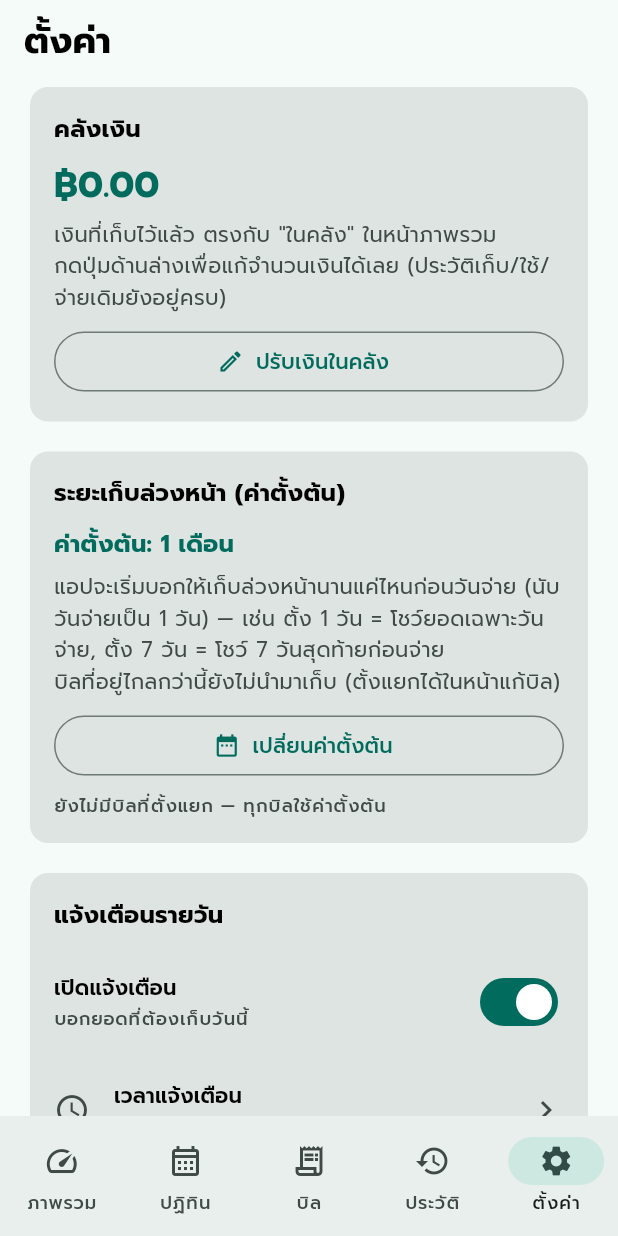
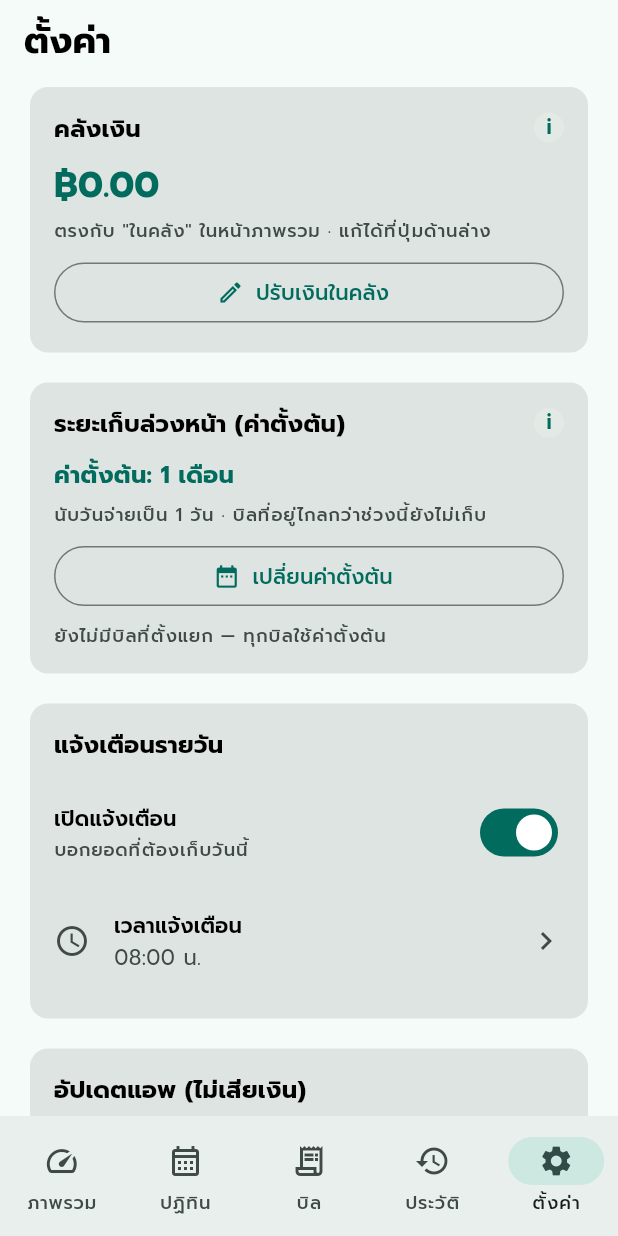
Before and after one commit to NitiphonC/billander, a Flutter app: the screen it shows after launch, item 5 of the bottom bar chosen, on a phone screen of 412 x 824 dp. Run offline on Flutter 3.47's test engine with Material 3 defaults, Android fonts, the phone set to English and light mode, and no system bars; our stand-ins replace flutter_local_notifications, package_info_plus, shared_preferences, sqflite, timezone; accounts and stored records are empty.

Commit message:
ux: move long explanations into compact info dialogs (v0.1.20)

```diff
--- a/docs/version.json
+++ b/docs/version.json
@@ -1 +1 @@
-{"app_name":"billandar","version":"0.1.19","build_number":"20","package_name":"billandar"}
+{"app_name":"billandar","version":"0.1.20","build_number":"21","package_name":"billandar"}
--- a/lib/ui/settings_screen.dart
+++ b/lib/ui/settings_screen.dart
@@ -7,6 +7,7 @@ import '../models/bill.dart';
 import '../state/app_state.dart';
 import 'design_system.dart';
 import 'widgets/common.dart';
+import 'widgets/info_button.dart';
 
 class SettingsScreen extends StatelessWidget {
   const SettingsScreen({super.key, required this.state});
@@ -56,6 +57,14 @@ class SettingsScreen extends StatelessWidget {
           const SizedBox(height: AppSpace.md),
           SectionCard(
             title: 'คลังเงิน',
+            action: const AppInfoButton(
+              title: 'คลังเงินคืออะไร',
+              body: 'เงินที่คุณเก็บไว้แล้ว ตรงกับคำว่า "ในคลัง" ในหน้าภาพรวม\n\n'
+                  'แอปจะนำเงินนี้ไปหักบิลที่ใกล้กำหนดที่สุดก่อน '
+                  'ส่วนที่ยังไม่พอจะกลายเป็นยอดที่ต้องเก็บเพิ่ม\n\n'
+                  'กด "ปรับเงินในคลัง" เพื่อแก้จำนวนได้โดยตรง '
+                  'ประวัติการเก็บ/ใช้/จ่ายเดิมยังอยู่ครบทุกรายการ',
+            ),
             child: Column(
               crossAxisAlignment: CrossAxisAlignment.stretch,
               children: [
@@ -66,10 +75,8 @@ class SettingsScreen extends StatelessWidget {
                 ),
                 const SizedBox(height: AppSpace.sm),
                 Text(
-                  'เงินที่เก็บไว้แล้ว ตรงกับ "ในคลัง" ในหน้าภาพรวม\n'
-                  'กดปุ่มด้านล่างเพื่อแก้จำนวนเงินได้เลย '
-                  '(ประวัติเก็บ/ใช้/จ่ายเดิมยังอยู่ครบ)',
-                  style: AppType.muted(context),
+                  'ตรงกับ "ในคลัง" ในหน้าภาพรวม · แก้ได้ที่ปุ่มด้านล่าง',
+                  style: AppType.caption(context),
                 ),
                 const SizedBox(height: AppSpace.sm),
                 OutlinedButton.icon(
@@ -83,6 +90,15 @@ class SettingsScreen extends StatelessWidget {
           const SizedBox(height: AppSpace.md),
           SectionCard(
             title: 'ระยะเก็บล่วงหน้า (ค่าตั้งต้น)',
+            action: const AppInfoButton(
+              title: 'ระยะเก็บล่วงหน้าคืออะไร',
+              body: 'แอปจะเริ่มบอกให้เก็บล่วงหน้านานแค่ไหนก่อนวันจ่าย '
+                  '(นับวันจ่ายเป็น 1 วันด้วย)\n\n'
+                  '• ตั้ง 1 วัน = โชว์ยอดเฉพาะวันจ่าย\n'
+                  '• ตั้ง 7 วัน = โชว์ 7 วันสุดท้ายก่อนจ่าย (วันจ่าย + อีก 6 วัน)\n\n'
+                  'บิลที่อยู่ไกลกว่าช่วงนี้ยังไม่นำมาคำนวณยอดรายวัน '
+                  'แต่ตั้งแยกได้ในหน้าแก้บิล',
+            ),
             child: Column(
               crossAxisAlignment: CrossAxisAlignment.stretch,
               children: [
@@ -94,12 +110,8 @@ class SettingsScreen extends StatelessWidget {
                 ),
                 const SizedBox(height: AppSpace.sm),
                 Text(
-                  'แอปจะเริ่มบอกให้เก็บล่วงหน้านานแค่ไหนก่อนวันจ่าย '
-                  '(นับวันจ่ายเป็น 1 วัน) — เช่น ตั้ง 1 วัน = โชว์ยอดเฉพาะวันจ่าย, '
-                  'ตั้ง 7 วัน = โชว์ 7 วันสุดท้ายก่อนจ่าย\n'
-                  'บิลที่อยู่ไกลกว่านี้ยังไม่นำมาเก็บ '
-                  '(ตั้งแยกได้ในหน้าแก้บิล)',
-                  style: AppType.muted(context),
+                  'นับวันจ่ายเป็น 1 วัน · บิลที่อยู่ไกลกว่าช่วงนี้ยังไม่เก็บ',
+                  style: AppType.caption(context),
                 ),
                 const SizedBox(height: AppSpace.sm),
                 OutlinedButton.icon(
@@ -246,10 +258,11 @@ class SettingsScreen extends StatelessWidget {
             ),
           ),
           const SizedBox(height: AppSpace.md),
-          SectionCard(
+          const SectionCard(
             title: 'วิธีคำนวณ',
-            child: Text(
-              '• ทุกบิลมีวันจ่ายของตัวเอง\n'
+            action: AppInfoButton(
+              title: 'แอปจะคำนวณยังไง',
+              body: '• ทุกบิลมีวันจ่ายของตัวเอง\n'
                   '• วันที่เหลือ = วันจ่าย − วันนี้ + 1 (นับรวมสองวัน)\n'
                   '• เงินในคลังจะไปหักบิลที่ใกล้กำหนดที่สุดก่อน\n'
                   '• ยอดที่ต้องเก็บต่อวันของแต่ละบิล = '
@@ -258,7 +271,6 @@ class SettingsScreen extends StatelessWidget {
                   '• ถ้าผ่านไปหนึ่งวันโดยไม่บันทึก วันที่เหลือจะลดลง '
                   'และยอดต่อวันจะเพิ่มขึ้นอัตโนมัติ\n'
                   '• กดจ่ายบิลได้ก็ต่อเมื่อเงินในคลังพอจ่ายบิลนั้น',
-              style: AppType.body(context),
             ),
           ),
         ],
--- /dev/null
+++ b/lib/ui/widgets/info_button.dart
@@ -0,0 +1,64 @@
+import 'package:flutter/material.dart';
+
+import '../design_system.dart';
+
+/// ปุ่ม "i" เล็ก ๆ ไว้ข้างหัวข้อ — กดแล้วเปิดกล่องข้อความอ่านได้สบาย
+/// ใช้กับคำอธิบายที่ยาวเกิน 2 บรรทัดเท่านั้น
+/// (ข้อความสั้น 1 บรรทัดยังควรโชว์เลย ไม่ต้องซ่อนหลังปุ่ม)
+class AppInfoButton extends StatelessWidget {
+  const AppInfoButton({
+    super.key,
+    required this.title,
+    required this.body,
+    this.label = 'i',
+  });
+
+  final String title;
+  final String body;
+  final String label;
+
+  @override
+  Widget build(BuildContext context) {
+    final colorScheme = Theme.of(context).colorScheme;
+    return Tooltip(
+      message: 'อ่านเพิ่มเติม: $title',
+      child: Semantics(
+        button: true,
+        label: 'อ่านเพิ่มเติม: $title',
+        child: SizedBox(
+          width: AppSpace.xl,
+          height: AppSpace.xl,
+          child: TextButton(
+            onPressed: () => showDialog<void>(
+              context: context,
+              builder: (dialogContext) => AlertDialog(
+                title: Text(title, style: AppType.title(dialogContext)),
+                content: SingleChildScrollView(
+                  child: Text(body, style: AppType.body(dialogContext)),
+                ),
+                actions: [
+                  FilledButton(
+                    onPressed: () => Navigator.pop(dialogContext),
+                    child: const Text('เข้าใจแล้ว'),
+                  ),
+                ],
+              ),
+            ),
+            style: TextButton.styleFrom(
+              padding: EdgeInsets.zero,
+              minimumSize: const Size(AppSpace.xl, AppSpace.xl),
+              tapTargetSize: MaterialTapTargetSize.shrinkWrap,
+              shape: const CircleBorder(),
+              backgroundColor: colorScheme.surfaceContainerHigh,
+            ),
+            child: Text(
+              label,
+              style: AppType.label(context)
+                  .copyWith(color: colorScheme.primary),
+            ),
+          ),
+        ),
+      ),
+    );
+  }
+}
--- a/pubspec.yaml
+++ b/pubspec.yaml
@@ -1,7 +1,7 @@
 name: billandar
 description: แอพเก็บเงินรายวันเพื่อจ่ายบิลตามวันจ่ายแบบกองกลางเดียว
 publish_to: "none"
-version: 0.1.19+20
+version: 0.1.20+21
 
 environment:
   sdk: ">=3.4.0 <4.0.0"
```
Also changed, not shown: lib/ui/bills_screen.dart (+19 -5 lines), update.json (+4 -4 lines), 8 other files. Lines whose indentation alone changed are shown as unchanged.
